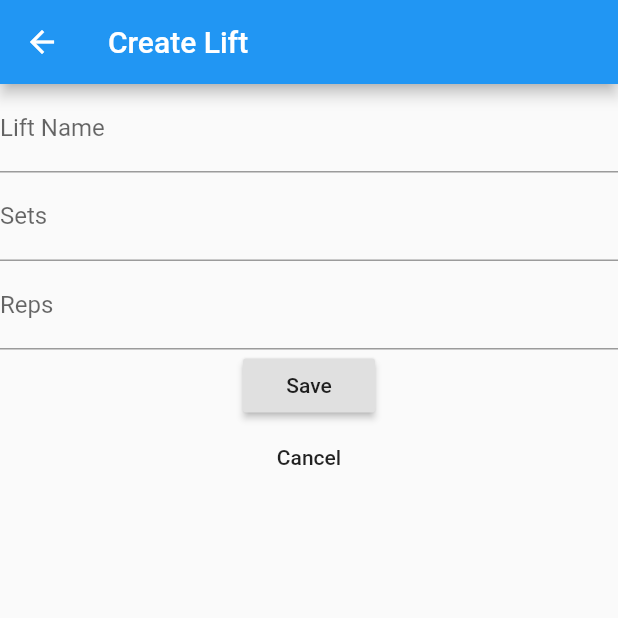
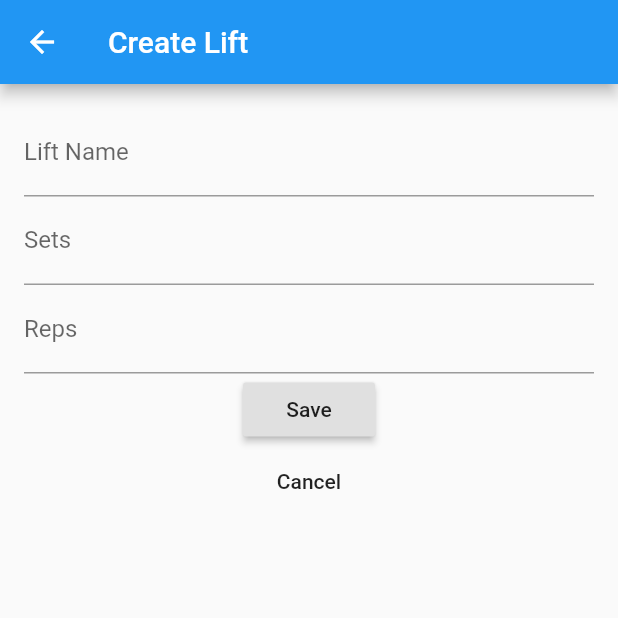
Before and after one commit to Eric-o4/ScrumFit, a Flutter app: the CreateLiftScreen screen opened by its route, on a phone screen of 412 x 824 dp, the top half of it. Run offline on Flutter 3.47's test engine with Material 2 defaults, Android fonts, the phone set to English and light mode, and no system bars.

Commit message:
lift creation working

```diff
--- a/lib/main.dart
+++ b/lib/main.dart
@@ -12,8 +12,11 @@ class ScrumFit extends StatelessWidget {
       title: 'Flutter Demo',
       theme: ThemeData(
         primarySwatch: Colors.blue,
+        cardTheme: CardTheme(
+          elevation: 3.0,
+          color: Colors.white)
       ),
-      initialRoute: '/createLift',
+      initialRoute: '/',
       routes: routes,
     );
   }
--- a/lib/routes.dart
+++ b/lib/routes.dart
@@ -3,6 +3,6 @@ import 'package:scrumfit/screens/home/home.dart';
 import 'package:scrumfit/screens/createLift/createLift.dart';
 
 final Map<String, WidgetBuilder> routes = <String, WidgetBuilder>{
-  "/" : (BuildContext context) => HomeScreen(),
-  "/createLift" : (BuildContext context) => CreateLiftScreen(),
+  '/' : (context) => HomeScreen(),
+  '/createLift' : (context) => CreateLiftScreen(),
 };
--- a/lib/screens/createLift/createLift.dart
+++ b/lib/screens/createLift/createLift.dart
@@ -24,7 +24,9 @@ class _CreateLiftScreenState extends State<CreateLiftScreen> {
         appBar: AppBar(
           title: Text("Create Lift"),
         ),
-        body: Form(
+        body: Padding(
+          padding: const EdgeInsets.all(16.0),
+          child: Form(
               key: _formKey,
               child: Column(children: <Widget>[
                 TextFormField(
@@ -53,12 +55,6 @@ class _CreateLiftScreenState extends State<CreateLiftScreen> {
                     }),
                 RaisedButton(
                   onPressed: () {
-                  Navigator.pop(context, null);
-                },
-                child: Text('Save'),
-              ),
-              FlatButton(
-                onPressed: () {
                     final form = _formKey.currentState;
                     if (form.validate()) {
                       Lift retval = new Lift(
@@ -69,9 +65,16 @@ class _CreateLiftScreenState extends State<CreateLiftScreen> {
                       Navigator.pop(context, retval);
                     }
                   },
+                  child: Text('Save'),
+                ),
+                FlatButton(
+                  onPressed: () {
+                    Navigator.pop(context, null);
+                  },
                   child: Text('Cancel'),
                 ),
-            ])));
+              ])),
+        ));
   }
 
   void _goBack(BuildContext context) {
--- a/lib/screens/home/home.dart
+++ b/lib/screens/home/home.dart
@@ -10,12 +10,10 @@ class HomeScreen extends StatefulWidget {
 
 class _MyHomePageState extends State<HomeScreen> {
   var lifts = <Lift>[];
-  final Lift example = new Lift("Bench", 5, 0, 5);
 
 
   @override
   Widget build(BuildContext context) {
-    lifts.add(example);
     return Scaffold(
       appBar: AppBar(
         title: Text("ScrumFit"),
@@ -43,7 +41,7 @@ class _MyHomePageState extends State<HomeScreen> {
   }
 
   void _goToCreateLiftScreen(BuildContext context) async {
-    Lift result = await Navigator.of(context).pushNamed('/createLift');
+    dynamic result = await Navigator.of(context).pushNamed('/createLift');
 
     if(result != null)
     {
```
Lines whose indentation alone changed are shown as unchanged.
